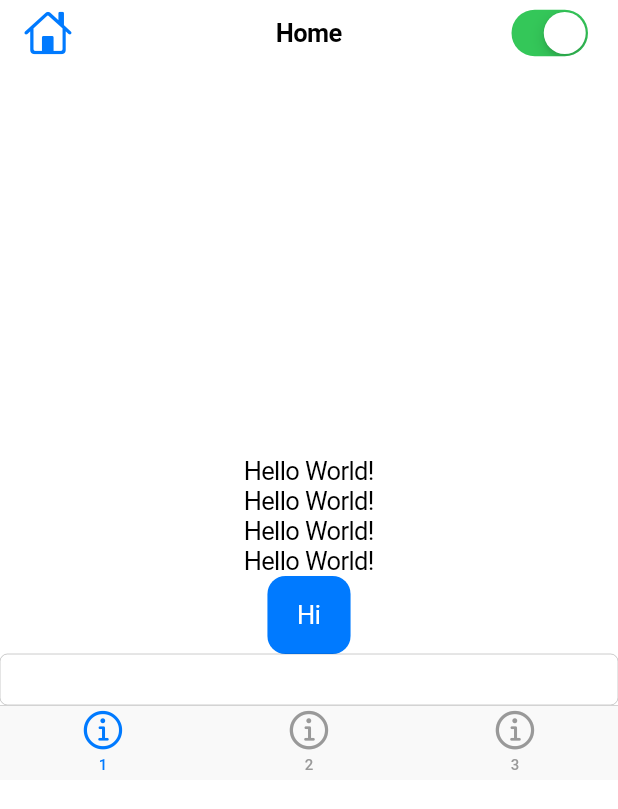
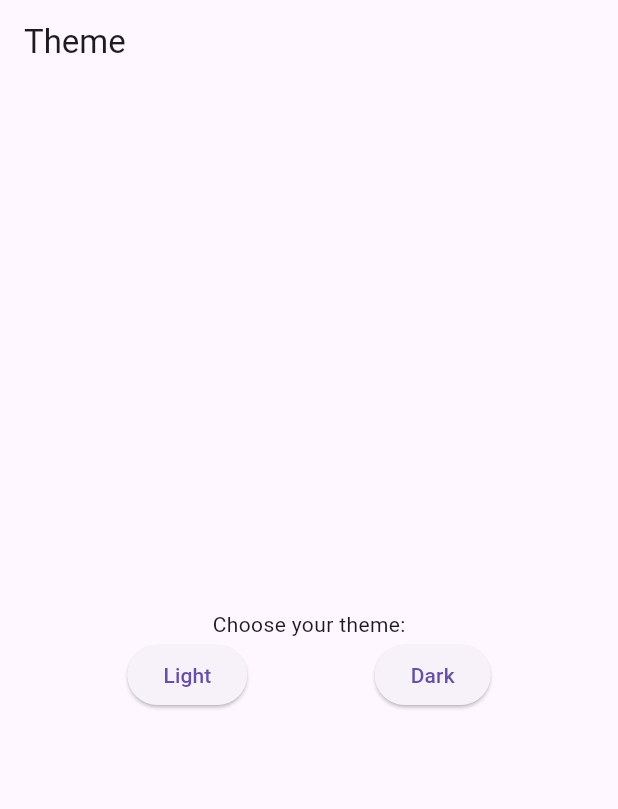
Before and after one commit to shamim36/P-Test-Ag7-8, a Flutter app: the screen it shows after launch, on a phone screen of 412 x 824 dp. Shown: the top 809 px of the screen. Run offline on Flutter 3.47's test engine with Material 3 defaults, Android fonts, the phone set to English and light mode, and no system bars.

Commit message:
Theme Changing between Dark and Light

```diff
--- a/lib/main.dart
+++ b/lib/main.dart
@@ -1,52 +1,72 @@
-import 'package:flutter/cupertino.dart';
+import 'package:flutter/material.dart';
 
 void main() {
-  runApp(const MyApp());
+  runApp(MyApp());
 }
 
-class MyApp extends StatelessWidget {
-  const MyApp({super.key});
+class MyApp extends StatefulWidget {
+  @override
+  _MyAppState createState() => _MyAppState();
+
+  static _MyAppState of(BuildContext context) =>
+      context.findAncestorStateOfType<_MyAppState>()!;
+}
+
+class _MyAppState extends State<MyApp> {
+  ThemeMode _themeMode = ThemeMode.system;
 
   @override
   Widget build(BuildContext context) {
-    return CupertinoApp(
-      home: Home(),
+    return MaterialApp(
+      title: 'Flutter Demo',
+      theme: ThemeData(),
+      darkTheme: ThemeData.dark(),
+      themeMode: _themeMode,
+      home: MyHomePage(title: 'Theme'),
+    );
+  }
+
+  void changeTheme(ThemeMode themeMode) {
+    setState(() {
+      _themeMode = themeMode;
+    });
+  }
+}
+
+class MyHomePage extends StatelessWidget {
+  final String title;
+
+  MyHomePage({required this.title});
+
+  @override
+  Widget build(BuildContext context) {
+    return Scaffold(
+      appBar: AppBar(
+        title: Text(title),
+      ),
+      body: Center(
+        child: Column(
+          mainAxisAlignment: MainAxisAlignment.center,
+          children: <Widget>[
+            Text(
+              'Choose your theme:',
+            ),
+            Row(
+              mainAxisAlignment: MainAxisAlignment.spaceEvenly,
+              children: [
+                ElevatedButton(
+                    onPressed: () =>
+                        MyApp.of(context).changeTheme(ThemeMode.light),
+                    child: Text('Light')),
+                ElevatedButton(
+                    onPressed: () =>
+                        MyApp.of(context).changeTheme(ThemeMode.dark),
+                    child: Text('Dark')),
+              ],
+            ),
+          ],
+        ),
+      ),
     );
   }
 }
-
-class Home extends StatelessWidget {
-  const Home({super.key});
-
-  @override
-  Widget build(BuildContext context) {
-    return CupertinoPageScaffold(
-        navigationBar: CupertinoNavigationBar(
-          leading: Icon(CupertinoIcons.home),
-          trailing:
-              CupertinoSwitch(value: true, onChanged: (bool onChanged) {}),
-          middle: Text("Home"),
-        ),
-        child: Center(
-          child: Column(
-            mainAxisAlignment: MainAxisAlignment.center,
-            children: [
-              Text('Hello World!'),
-              Text('Hello World!'),
-              Text('Hello World!'),
-              Text('Hello World!'),
-              CupertinoButton.filled(child: Text('Hi'), onPressed: () {}),
-              CupertinoTextField(),
-              CupertinoTabBar(items: [
-                BottomNavigationBarItem(
-                    icon: Icon(CupertinoIcons.info), label: '1'),
-                BottomNavigationBarItem(
-                    icon: Icon(CupertinoIcons.info), label: '2'),
-                BottomNavigationBarItem(
-                    icon: Icon(CupertinoIcons.info), label: '3'),
-              ]),
-            ],
-          ),
-        ));
-  }
-}
```
